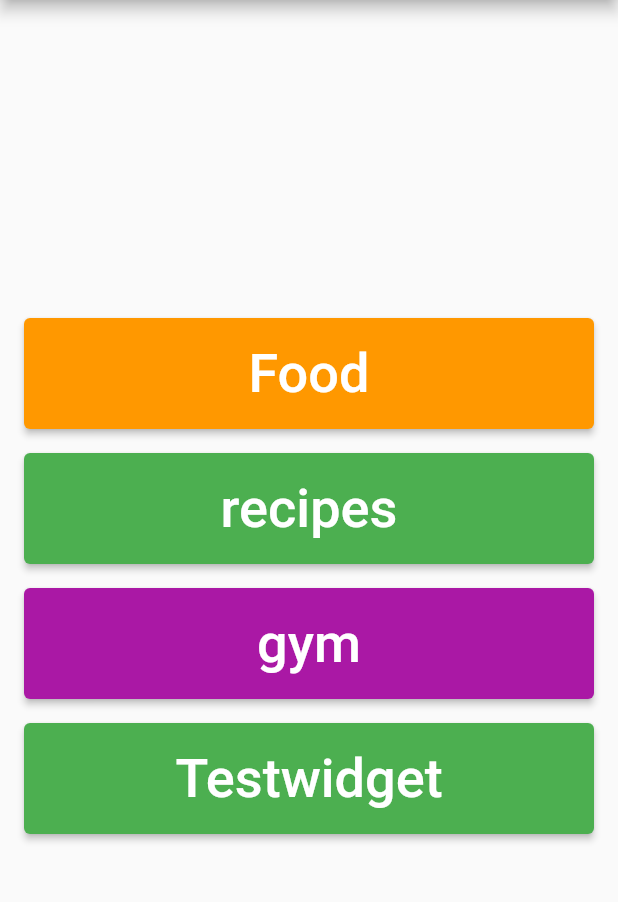
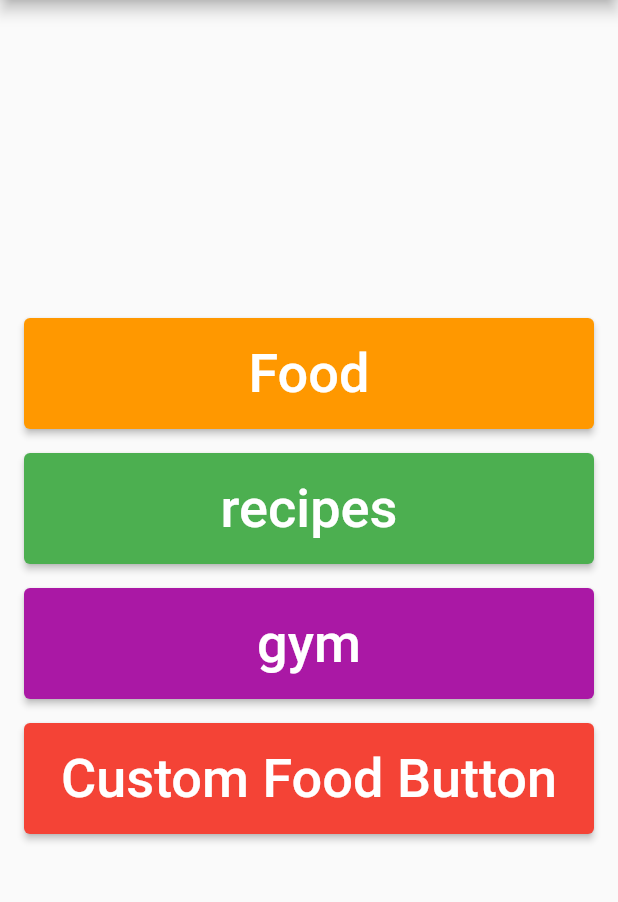
Before and after one commit to Bronziel/gym_and_food_app, a Flutter app: the screen it shows after launch, on a phone screen of 412 x 824 dp, the part 84-986 px from its top. Run offline on Flutter 3.47's test engine with Material 2 defaults, Android fonts, the phone set to English and light mode, and no system bars; our stand-ins replace carousel_slider, flutter_svg.

Commit message:
added overwrite of button style

```diff
--- a/lib/pages/screens/main.dart
+++ b/lib/pages/screens/main.dart
@@ -53,7 +53,10 @@ class LandingPage extends StatelessWidget {
           const SizedBox(height: 16.0),
           Padding(
             padding: const EdgeInsets.symmetric(horizontal: 16.0),
-            child: TestButton(),
+            child: TestButton(
+              buttonText: 'Custom Food Button',
+              buttonColor: Colors.red,
+            ),
           ),
         ],
       ),
```
